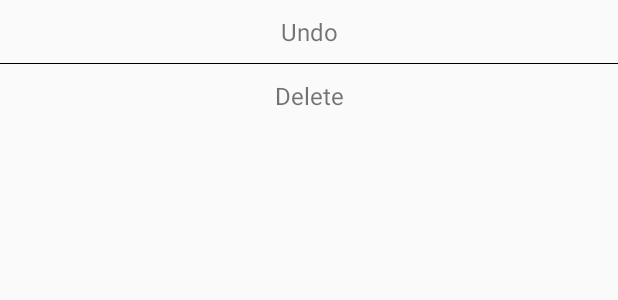
After one commit to q641480816/IS416TASKS, an Android app: the layout bottom_sheet.xml on its own in the app's theme, with its tools: preview values and no code run, on a phone screen of 412 x 824 dp. The commit adds this screen. Shown: the top 300 px of the screen. Run offline under Robolectric (Android 15) with nearby library versions, the phone set to English and light mode, and no system bars.

Commit message:
add function

```diff
--- a/app/build.gradle
+++ b/app/build.gradle
@@ -29,4 +29,5 @@ dependencies {
     testImplementation 'junit:junit:4.12'
     androidTestImplementation 'com.android.support.test:runner:1.0.1'
     androidTestImplementation 'com.android.support.test.espresso:espresso-core:3.0.1'
+    compile 'com.android.support:design:26.1.0'
 }
--- a/app/src/main/java/com/is416/tasks/ctrl/TaskCtrl.java
+++ b/app/src/main/java/com/is416/tasks/ctrl/TaskCtrl.java
@@ -70,10 +70,10 @@ public class TaskCtrl {
         return tasks;
     }
 
-    public static Task markComplete(Context context, Task task){
+    public static Task markComplete(Context context, Task task, boolean isToComplete){
         HashMap<String, String> changes = new HashMap<>();
-        task.setCompleted(new Date());
-        changes.put("completed", task.getCompleted().getTime() + "");
+        task.setCompleted(isToComplete ? new Date() : null);
+        changes.put("completed", isToComplete ? task.getCompleted().getTime() + "" : null);
         if (TaskDao.updateTask(context,changes,task.getId())){
             return task;
         }else {
--- /dev/null
+++ b/app/src/main/res/layout/bottom_sheet.xml
@@ -0,0 +1,39 @@
+<?xml version="1.0" encoding="utf-8"?>
+<LinearLayout xmlns:android="http://schemas.android.com/apk/res/android"
+    android:orientation="vertical"
+    android:layout_width="match_parent"
+    android:id="@+id/lv"
+    android:layout_height="match_parent">
+    <LinearLayout
+        android:id="@+id/undo"
+        android:orientation="vertical"
+        android:layout_width="match_parent"
+        android:layout_height="wrap_content">
+        <TextView
+            android:id="@+id/tv_take_photo"
+            android:gravity="center"
+            android:padding="10dp"
+            android:textSize="@dimen/font_size"
+            android:text="@string/bt_undo"
+            android:layout_width="match_parent"
+            android:layout_height="wrap_content" />
+        <View
+            android:background="@android:color/black"
+            android:layout_width="match_parent"
+            android:layout_height="0.2dp"/>
+    </LinearLayout>
+    <LinearLayout
+        android:id="@+id/delete"
+        android:orientation="vertical"
+        android:layout_width="match_parent"
+        android:layout_height="wrap_content">
+        <TextView
+            android:id="@+id/tv_photo_album"
+            android:gravity="center"
+            android:padding="10dp"
+            android:textSize="@dimen/font_size"
+            android:text="@string/bt_delete"
+            android:layout_width="match_parent"
+            android:layout_height="wrap_content" />
+    </LinearLayout>
+</LinearLayout>
--- a/app/src/main/res/values/strings.xml
+++ b/app/src/main/res/values/strings.xml
@@ -5,4 +5,8 @@
     <string name="complete_time">Completed at </string>
     <string name="today">Today\'s Tasks</string>
     <string name="tomorrow">Tomorrow\'s Tasks</string>
+
+    <!-- bottom sheet -->
+    <string name="bt_undo">Undo</string>
+    <string name="bt_delete">Delete</string>
 </resources>
```
Also changed, not shown: app/src/main/java/com/is416/tasks/TasksActivity.java (+21 -7 lines), app/src/main/java/com/is416/tasks/adapter/TaskFragmentPagerAdapter.java (+8 -0 lines), app/src/main/java/com/is416/tasks/adapter/TaskListAdapter.java (+41 -16 lines), app/src/main/java/com/is416/tasks/component/TodayTaskFragment.java (+13 -5 lines).
